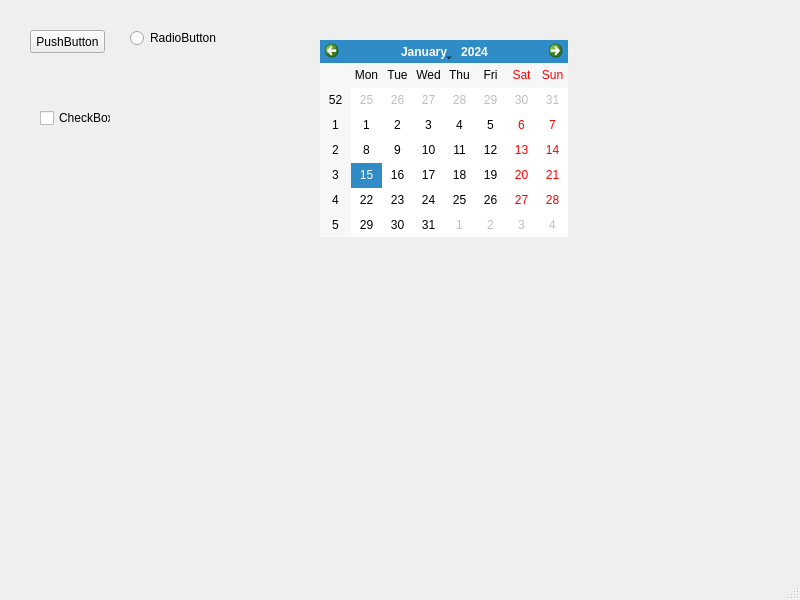
Qt form Python/GUI/pro1/first.ui (cpython-py/CodePrograms) before a commit.
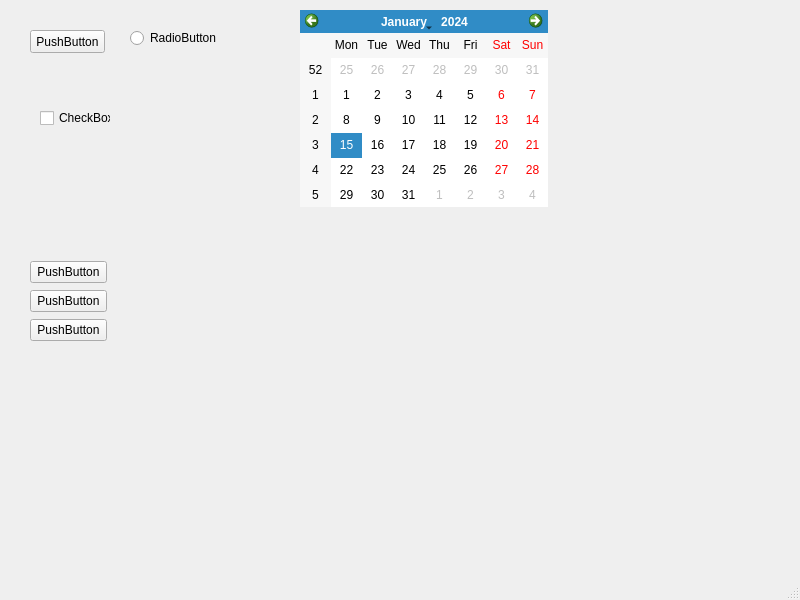
The same form after that commit.

What changed in the file:
```diff
--- a/Python/GUI/pro1/first.ui
+++ b/Python/GUI/pro1/first.ui
@@ -56,13 +56,46 @@
    <widget class="QCalendarWidget" name="calendarWidget">
     <property name="geometry">
      <rect>
-      <x>320</x>
-      <y>40</y>
+      <x>300</x>
+      <y>10</y>
       <width>248</width>
       <height>197</height>
      </rect>
     </property>
    </widget>
+   <widget class="QWidget" name="">
+    <property name="geometry">
+     <rect>
+      <x>30</x>
+      <y>260</y>
+      <width>77</width>
+      <height>83</height>
+     </rect>
+    </property>
+    <layout class="QVBoxLayout" name="verticalLayout">
+     <item>
+      <widget class="QPushButton" name="pushButton_2">
+       <property name="text">
+        <string>PushButton</string>
+       </property>
+      </widget>
+     </item>
+     <item>
+      <widget class="QPushButton" name="pushButton_3">
+       <property name="text">
+        <string>PushButton</string>
+       </property>
+      </widget>
+     </item>
+     <item>
+      <widget class="QPushButton" name="pushButton_4">
+       <property name="text">
+        <string>PushButton</string>
+       </property>
+      </widget>
+     </item>
+    </layout>
+   </widget>
   </widget>
   <widget class="QMenuBar" name="menubar">
    <property name="geometry">
```
